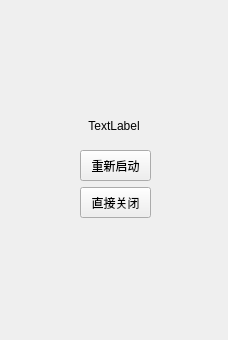
Above: Copy/UpdateWidget.ui from HcashOrg/hx-indicator before the change. Below: the same form after it.
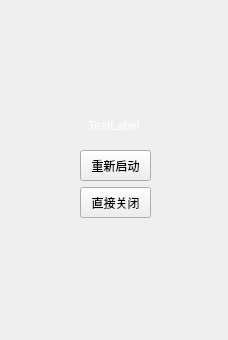
That is the form after the change.

What changed in the file:
```diff
--- a/Copy/UpdateWidget.ui
+++ b/Copy/UpdateWidget.ui
@@ -49,7 +49,8 @@
     </rect>
    </property>
    <property name="styleSheet">
-    <string notr="true">font: 12pt &quot;Microsoft YaHei UI&quot;;</string>
+    <string notr="true">font: 12pt &quot;Microsoft YaHei UI&quot;;
+color:white;</string>
    </property>
    <property name="text">
     <string>TextLabel</string>
```
